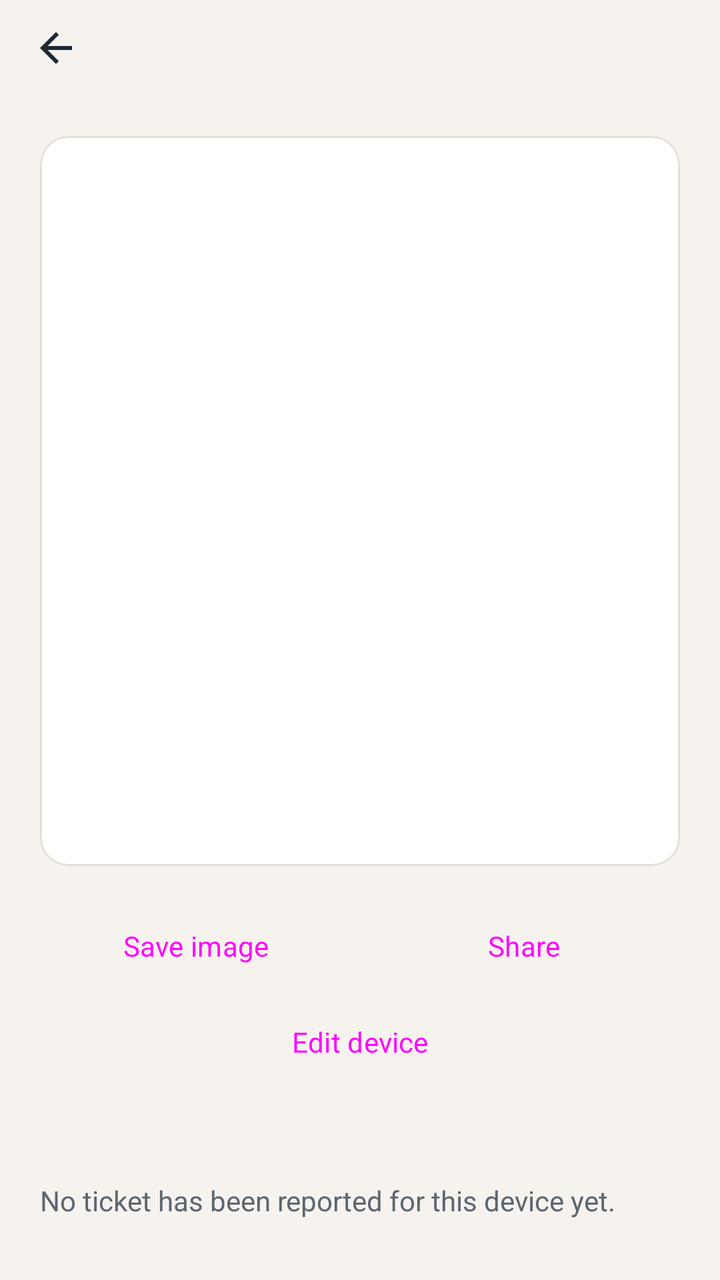
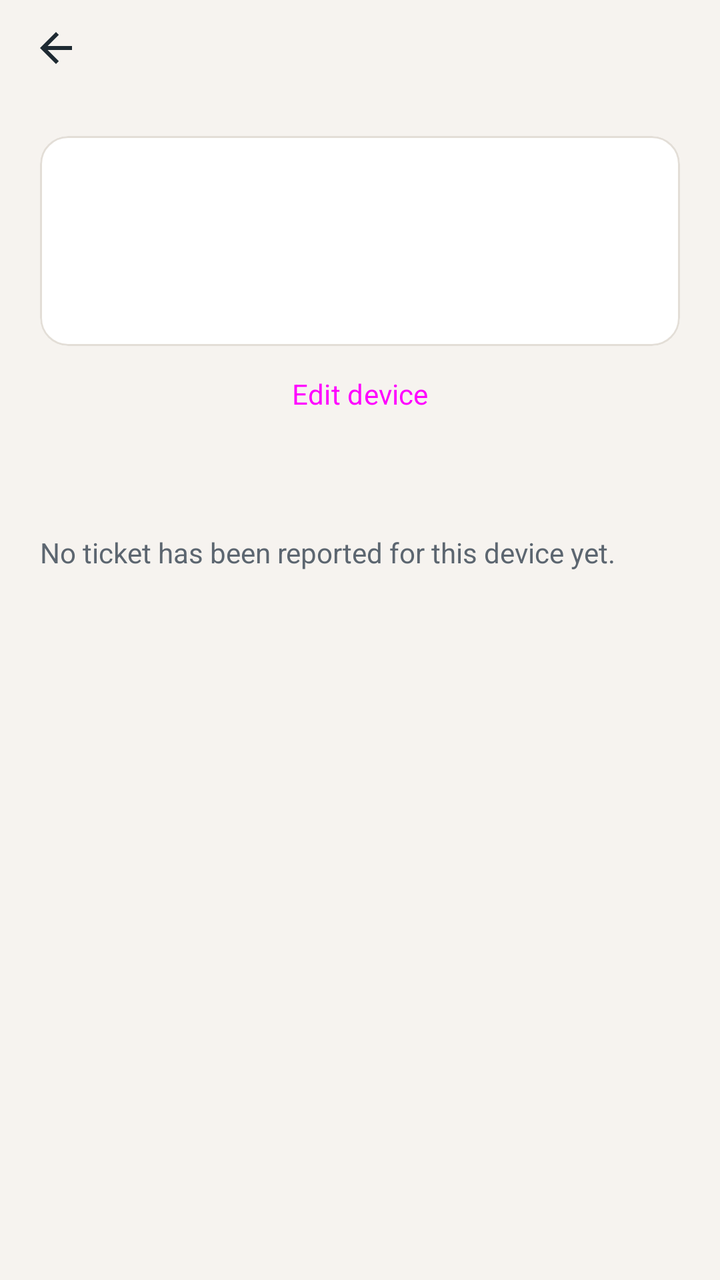

The first picture is an Android layout as it rendered before a commit; the second is the same layout after the commit. The layout source and the unified diff follow.
<!-- AndroidManifest.xml: application theme Theme.FixIT -->
<!-- res/layout/activity_device_qr.xml -->
<?xml version="1.0" encoding="utf-8"?>
<LinearLayout xmlns:android="http://schemas.android.com/apk/res/android"
    android:id="@+id/screenRoot"
    android:layout_width="match_parent"
    android:layout_height="match_parent"
    android:background="@color/background"
    android:orientation="vertical">

    <include layout="@layout/layout_top_bar" />

    <ScrollView
        android:layout_width="match_parent"
        android:layout_height="match_parent">

        <LinearLayout
            android:layout_width="match_parent"
            android:layout_height="wrap_content"
            android:orientation="vertical"
            android:padding="@dimen/screen_padding">

            <com.google.android.material.card.MaterialCardView
                style="@style/Widget.FixIT.Card"
                android:layout_width="match_parent"
                android:layout_height="wrap_content">

                <LinearLayout
                    android:layout_width="match_parent"
                    android:layout_height="wrap_content"
                    android:gravity="center_horizontal"
                    android:orientation="vertical"
                    android:padding="@dimen/space_m">

                    <ImageView
                        android:id="@+id/ivQr"
                        android:layout_width="@dimen/qr_preview"
                        android:layout_height="@dimen/qr_preview"
                        android:contentDescription="@string/cd_qr_image" />

                    <TextView
                        android:id="@+id/tvCode"
                        android:layout_width="wrap_content"
                        android:layout_height="wrap_content"
                        android:layout_marginTop="@dimen/space_s"
                        android:textAppearance="@style/TextAppearance.FixIT.Headline" />

                    <TextView
                        android:id="@+id/tvRoom"
                        android:layout_width="wrap_content"
                        android:layout_height="wrap_content"
                        android:textAppearance="@style/TextAppearance.FixIT.Body" />

                    <TextView
                        android:id="@+id/tvDeviceInfo"
                        android:layout_width="wrap_content"
                        android:layout_height="wrap_content"
                        android:textAppearance="@style/TextAppearance.FixIT.BodySecondary" />
                </LinearLayout>
            </com.google.android.material.card.MaterialCardView>

            <LinearLayout
                android:layout_width="match_parent"
                android:layout_height="wrap_content"
                android:layout_marginTop="@dimen/space_m"
                android:orientation="horizontal">

                <Button
                    android:id="@+id/btnSaveImage"
                    style="@style/Widget.FixIT.Button"
                    android:layout_width="0dp"
                    android:layout_height="wrap_content"
                    android:layout_marginEnd="@dimen/space_s"
                    android:layout_weight="1"
                    android:text="@string/action_save_image" />

                <Button
                    android:id="@+id/btnShare"
                    style="@style/Widget.FixIT.Button.Outlined"
                    android:layout_width="0dp"
                    android:layout_height="wrap_content"
                    android:layout_weight="1"
                    android:text="@string/action_share" />
            </LinearLayout>

            <Button
                android:id="@+id/btnEditDevice"
                style="@style/Widget.FixIT.Button.Text"
                android:layout_width="match_parent"
                android:layout_height="wrap_content"
                android:text="@string/title_edit_device" />

            <TextView
                android:id="@+id/tvHistoryTitle"
                android:layout_width="match_parent"
                android:layout_height="wrap_content"
                android:layout_marginTop="@dimen/space_m"
                android:textAppearance="@style/TextAppearance.FixIT.Title" />

            <TextView
                android:id="@+id/tvHistoryEmpty"
                android:layout_width="match_parent"
                android:layout_height="wrap_content"
                android:layout_marginTop="@dimen/space_s"
                android:text="@string/device_history_empty"
                android:textAppearance="@style/TextAppearance.FixIT.BodySecondary" />

            <LinearLayout
                android:id="@+id/llDeviceTickets"
                android:layout_width="match_parent"
                android:layout_height="wrap_content"
                android:layout_marginStart="@dimen/screen_padding_neg"
                android:layout_marginTop="@dimen/space_s"
                android:layout_marginEnd="@dimen/screen_padding_neg"
                android:orientation="vertical" />
        </LinearLayout>
    </ScrollView>
</LinearLayout>
<!-- res/layout/layout_top_bar.xml (included above) -->
<?xml version="1.0" encoding="utf-8"?>
<LinearLayout xmlns:android="http://schemas.android.com/apk/res/android"
    android:layout_width="match_parent"
    android:layout_height="wrap_content"
    android:gravity="center_vertical"
    android:orientation="horizontal"
    android:paddingStart="@dimen/space_xs"
    android:paddingEnd="@dimen/screen_padding">

    <ImageButton
        android:id="@+id/btnTopBack"
        android:layout_width="@dimen/touch_min"
        android:layout_height="@dimen/touch_min"
        android:background="?attr/selectableItemBackgroundBorderless"
        android:contentDescription="@string/cd_back"
        android:src="@drawable/ic_arrow_back"
        android:tint="@color/ink" />

    <TextView
        android:id="@+id/tvTopTitle"
        android:layout_width="0dp"
        android:layout_height="wrap_content"
        android:layout_weight="1"
        android:paddingStart="@dimen/space_xs"
        android:textAppearance="@style/TextAppearance.FixIT.Headline" />
</LinearLayout>
<!-- resources referenced by this layout -->
<resources>
  <color name="background">#F6F3EF</color>
  <color name="ink">#1E2A32</color>
  <dimen name="qr_preview">260dp</dimen>
  <dimen name="screen_padding">20dp</dimen>
  <dimen name="screen_padding_neg">-20dp</dimen>
  <dimen name="space_m">16dp</dimen>
  <dimen name="space_s">8dp</dimen>
  <dimen name="space_xs">4dp</dimen>
  <dimen name="touch_min">48dp</dimen>
  <string name="action_save_image">Save image</string>
  <string name="action_share">Share</string>
  <string name="cd_back">Back</string>
  <string name="cd_qr_image">QR code of the device</string>
  <string name="device_history_empty">No ticket has been reported for this device yet.</string>
  <string name="title_edit_device">Edit device</string>
  <style name="TextAppearance.FixIT.Body" parent="@android:style/TextAppearance">
          <item name="android:textSize">@dimen/text_body</item>
          <item name="android:textColor">@color/ink</item>
          <item name="android:fontFamily">sans-serif</item>
      </style>
  <style name="TextAppearance.FixIT.BodySecondary" parent="@android:style/TextAppearance">
          <item name="android:textSize">@dimen/text_body</item>
          <item name="android:textColor">@color/ink_secondary</item>
          <item name="android:fontFamily">sans-serif</item>
      </style>
  <style name="TextAppearance.FixIT.Headline" parent="@android:style/TextAppearance">
          <item name="android:textSize">@dimen/text_headline</item>
          <item name="android:textStyle">bold</item>
          <item name="android:textColor">@color/ink</item>
          <item name="android:fontFamily">sans-serif</item>
      </style>
  <style name="TextAppearance.FixIT.Title" parent="@android:style/TextAppearance">
          <item name="android:textSize">@dimen/text_title</item>
          <item name="android:textStyle">bold</item>
          <item name="android:textColor">@color/ink</item>
          <item name="android:fontFamily">sans-serif</item>
      </style>
  <style name="Widget.FixIT.Button" parent="Widget.Material3.Button">
          <item name="cornerRadius">@dimen/button_radius</item>
          <item name="android:minHeight">@dimen/touch_min</item>
          <item name="android:insetTop">@dimen/zero</item>
          <item name="android:insetBottom">@dimen/zero</item>
          <item name="android:textAllCaps">false</item>
      </style>
  <style name="Widget.FixIT.Button.Outlined" parent="Widget.Material3.Button.OutlinedButton">
          <item name="cornerRadius">@dimen/button_radius</item>
          <item name="android:minHeight">@dimen/touch_min</item>
          <item name="android:insetTop">@dimen/zero</item>
          <item name="android:insetBottom">@dimen/zero</item>
          <item name="android:textAllCaps">false</item>
          <item name="strokeColor">@color/border</item>
      </style>
  <style name="Widget.FixIT.Button.Text" parent="Widget.Material3.Button.TextButton">
          <item name="android:minHeight">@dimen/touch_min</item>
          <item name="android:insetTop">@dimen/zero</item>
          <item name="android:insetBottom">@dimen/zero</item>
          <item name="android:textAllCaps">false</item>
      </style>
  <color name="white">#FFFFFF</color>
  <dimen name="text_body">14sp</dimen>
  <color name="ink_secondary">#5C6670</color>
  <dimen name="text_headline">20sp</dimen>
  <dimen name="text_title">16sp</dimen>
  <dimen name="button_radius">12dp</dimen>
  <dimen name="zero">0dp</dimen>
  <color name="border">#E3DED7</color>
  <color name="card">#FFFFFF</color>
  <dimen name="card_radius">14dp</dimen>
  <dimen name="card_elevation">0dp</dimen>
  <dimen name="card_stroke">1dp</dimen>
  <color name="primary">#25577E</color>
  <color name="on_primary">#FFFFFF</color>
  <color name="primary_container">#DCE7F0</color>
  <color name="primary_dark">#1B4261</color>
  <color name="accent">#8E5459</color>
  <color name="on_accent">#FFFFFF</color>
  <color name="danger">#A63232</color>
  <!-- unchanged entries left out for length: 3 -->
</resources>

<!-- the commit's change to res/layout/activity_device_qr.xml (unified diff, before → after) -->
@@ -29,13 +29,6 @@
                     android:gravity="center_horizontal"
                     android:orientation="vertical"
                     android:padding="@dimen/space_m">
-
-                    <ImageView
-                        android:id="@+id/ivQr"
-                        android:layout_width="@dimen/qr_preview"
-                        android:layout_height="@dimen/qr_preview"
-                        android:contentDescription="@string/cd_qr_image" />
-
                     <TextView
                         android:id="@+id/tvCode"
                         android:layout_width="wrap_content"
@@ -57,29 +50,6 @@
                 </LinearLayout>
             </com.google.android.material.card.MaterialCardView>
 
-            <LinearLayout
-                android:layout_width="match_parent"
-                android:layout_height="wrap_content"
-                android:layout_marginTop="@dimen/space_m"
-                android:orientation="horizontal">
-
-                <Button
-                    android:id="@+id/btnSaveImage"
-                    style="@style/Widget.FixIT.Button"
-                    android:layout_width="0dp"
-                    android:layout_height="wrap_content"
-                    android:layout_marginEnd="@dimen/space_s"
-                    android:layout_weight="1"
-                    android:text="@string/action_save_image" />
-
-                <Button
-                    android:id="@+id/btnShare"
-                    style="@style/Widget.FixIT.Button.Outlined"
-                    android:layout_width="0dp"
-                    android:layout_height="wrap_content"
-                    android:layout_weight="1"
-                    android:text="@string/action_share" />
-            </LinearLayout>
 
             <Button
                 android:id="@+id/btnEditDevice"
<!-- resource entries referenced after the edit -->
@@ -2,17 +2,13 @@
 <resources>
   <color name="background">#F6F3EF</color>
   <color name="ink">#1E2A32</color>
-  <dimen name="qr_preview">260dp</dimen>
   <dimen name="screen_padding">20dp</dimen>
   <dimen name="screen_padding_neg">-20dp</dimen>
   <dimen name="space_m">16dp</dimen>
   <dimen name="space_s">8dp</dimen>
   <dimen name="space_xs">4dp</dimen>
   <dimen name="touch_min">48dp</dimen>
-  <string name="action_save_image">Save image</string>
-  <string name="action_share">Share</string>
   <string name="cd_back">Back</string>
-  <string name="cd_qr_image">QR code of the device</string>
   <string name="device_history_empty">No ticket has been reported for this device yet.</string>
   <string name="title_edit_device">Edit device</string>
   <style name="TextAppearance.FixIT.Body" parent="@android:style/TextAppearance">
@@ -37,21 +33,6 @@
           <item name="android:textColor">@color/ink</item>
           <item name="android:fontFamily">sans-serif</item>
       </style>
-  <style name="Widget.FixIT.Button" parent="Widget.Material3.Button">
-          <item name="cornerRadius">@dimen/button_radius</item>
-          <item name="android:minHeight">@dimen/touch_min</item>
-          <item name="android:insetTop">@dimen/zero</item>
-          <item name="android:insetBottom">@dimen/zero</item>
-          <item name="android:textAllCaps">false</item>
-      </style>
-  <style name="Widget.FixIT.Button.Outlined" parent="Widget.Material3.Button.OutlinedButton">
-          <item name="cornerRadius">@dimen/button_radius</item>
-          <item name="android:minHeight">@dimen/touch_min</item>
-          <item name="android:insetTop">@dimen/zero</item>
-          <item name="android:insetBottom">@dimen/zero</item>
-          <item name="android:textAllCaps">false</item>
-          <item name="strokeColor">@color/border</item>
-      </style>
   <style name="Widget.FixIT.Button.Text" parent="Widget.Material3.Button.TextButton">
           <item name="android:minHeight">@dimen/touch_min</item>
           <item name="android:insetTop">@dimen/zero</item>
@@ -63,7 +44,6 @@
   <color name="ink_secondary">#5C6670</color>
   <dimen name="text_headline">20sp</dimen>
   <dimen name="text_title">16sp</dimen>
-  <dimen name="button_radius">12dp</dimen>
   <dimen name="zero">0dp</dimen>
   <color name="border">#E3DED7</color>
   <color name="card">#FFFFFF</color>
